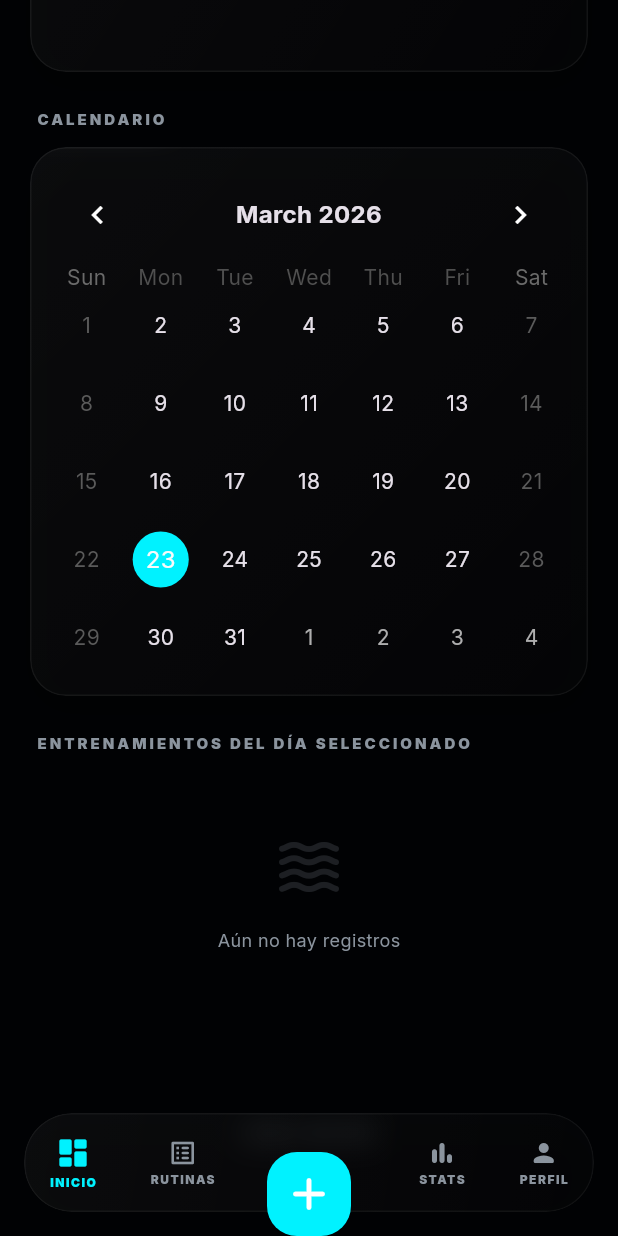
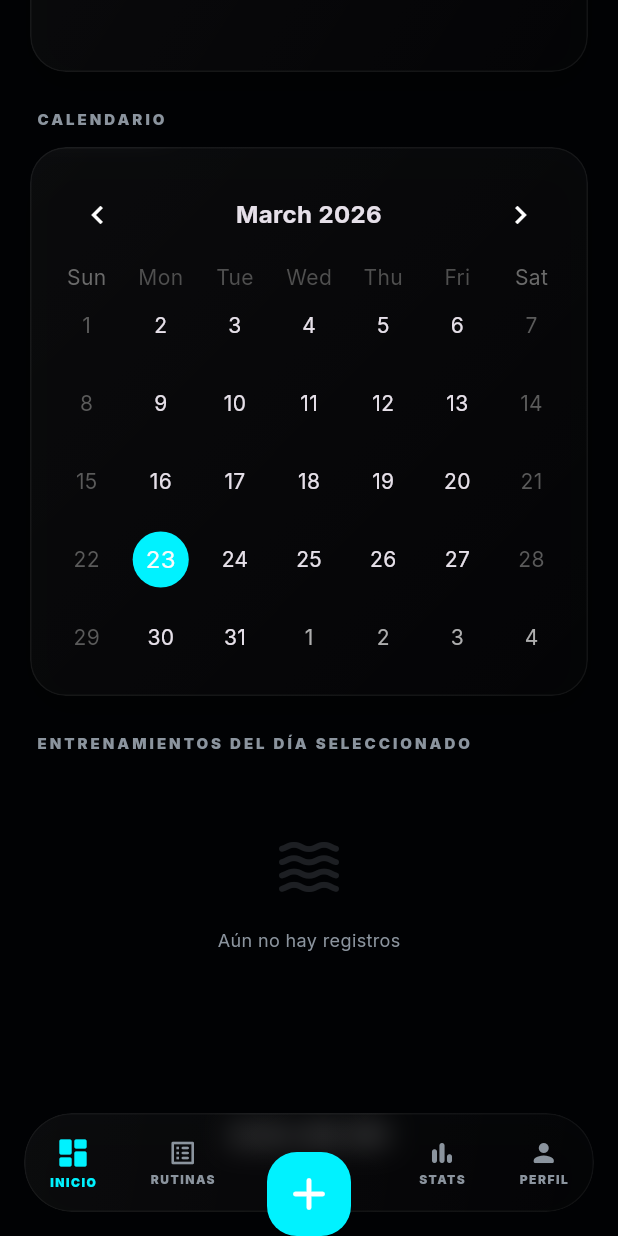
Before and after one commit to Alucarduwu/GymFloWater, a Flutter app: the screen it shows after launch, scrolled down 576 dp, after a tap on "A.B.L.DL (C)", on a phone screen of 412 x 824 dp. Run offline on Flutter 3.47's test engine with Material 3 defaults, Android fonts, the phone set to English and light mode, and no system bars; drawn by our look-alikes of table_calendar; our stand-ins replace fl_chart, google_fonts, shared_preferences, sqflite; accounts and stored records are empty.

Commit message:
Final branding polish: increased credit prominence and added footer to Profile screen

```diff
--- a/mobile/lib/screens/dashboard_screen.dart
+++ b/mobile/lib/screens/dashboard_screen.dart
@@ -79,7 +79,7 @@ class _DashboardScreenState extends State<DashboardScreen> {
                         padding: const EdgeInsets.symmetric(vertical: 24),
                         child: Text(
                           'A.B.L.DL (C)',
-                          style: TextStyle(color: AppTheme.textSecondary.withOpacity(0.6), fontSize: 11, fontWeight: FontWeight.w900, letterSpacing: 1.5)
+                          style: TextStyle(color: Colors.white.withOpacity(0.8), fontSize: 13, fontWeight: FontWeight.w900, letterSpacing: 2)
                         ),
                       ),
                     ),
--- a/mobile/lib/screens/main_navigation.dart
+++ b/mobile/lib/screens/main_navigation.dart
@@ -1,4 +1,5 @@
 import 'package:flutter/material.dart';
+import 'package:url_launcher/url_launcher.dart';
 import 'package:provider/provider.dart';
 import 'package:gymflow/providers/gym_provider.dart';
 import 'package:gymflow/theme/app_theme.dart';
@@ -359,6 +360,22 @@ class _ProfileScreenState extends State<ProfileScreen> {
                       ),
                     ),
                   )),
+                const SizedBox(height: 60),
+                Center(
+                  child: GestureDetector(
+                    onTap: () async {
+                      final url = Uri.parse('https://www.linkedin.com/in/anahi-lozano-de-lira-a4213a187');
+                      if (await canLaunchUrl(url)) {
+                        await launchUrl(url, mode: LaunchMode.externalApplication);
+                      }
+                    },
+                    child: Text(
+                      'A.B.L.DL (C)',
+                      style: TextStyle(color: Colors.white.withOpacity(0.5), fontSize: 13, fontWeight: FontWeight.w900, letterSpacing: 2)
+                    ),
+                  ),
+                ),
+                const SizedBox(height: 40),
               ]),
             ),
           ),
```
